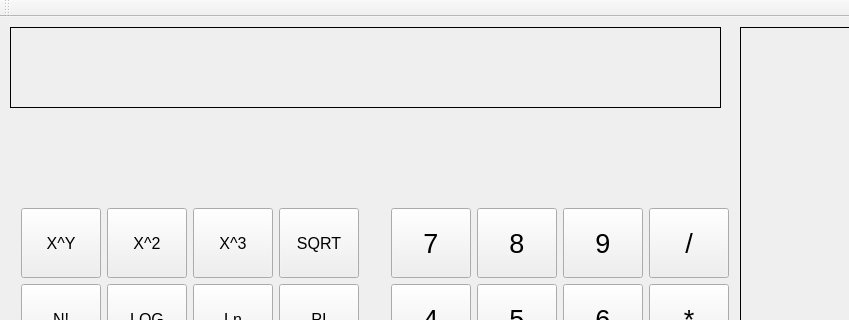
Qt form mainwindow.ui (xzeck/ScientificCalculator) before a commit; both pictures show x 0 to 849 and y 0 to 320 of the 1030 by 566 pixel window.
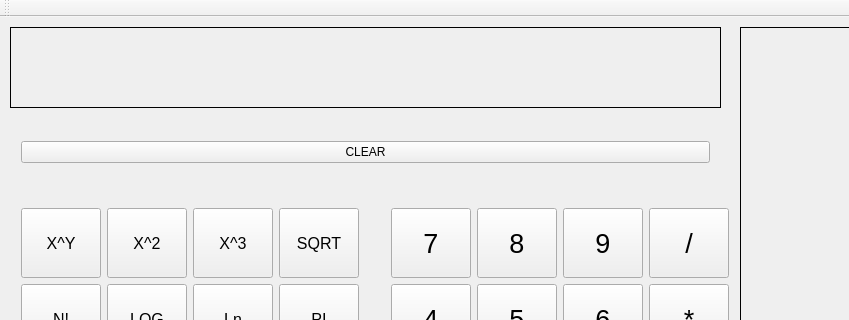
The same form after that commit.

The edit to the form file:
```diff
--- a/mainwindow.ui
+++ b/mainwindow.ui
@@ -39,7 +39,15 @@
       <height>51</height>
      </rect>
     </property>
-    <layout class="QGridLayout" name="gridLayout"/>
+    <layout class="QGridLayout" name="gridLayout">
+     <item row="0" column="0">
+      <widget class="QPushButton" name="btClr">
+       <property name="text">
+        <string>CLEAR</string>
+       </property>
+      </widget>
+     </item>
+    </layout>
    </widget>
    <widget class="QWidget" name="gridLayoutWidget_2">
     <property name="geometry">
```
